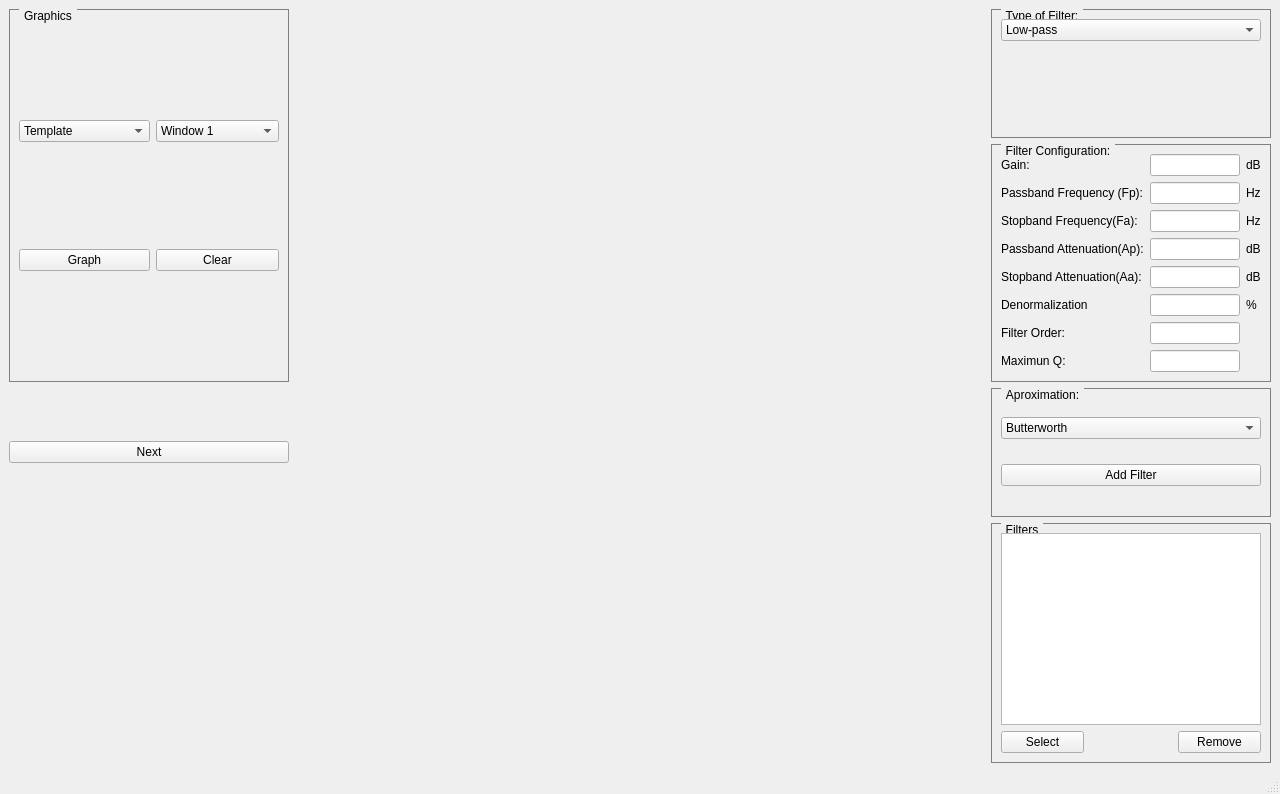
Old version of the form TP4/Frontend/FilterDesigner/mainwindow.ui in the repository Agusgal/TC.
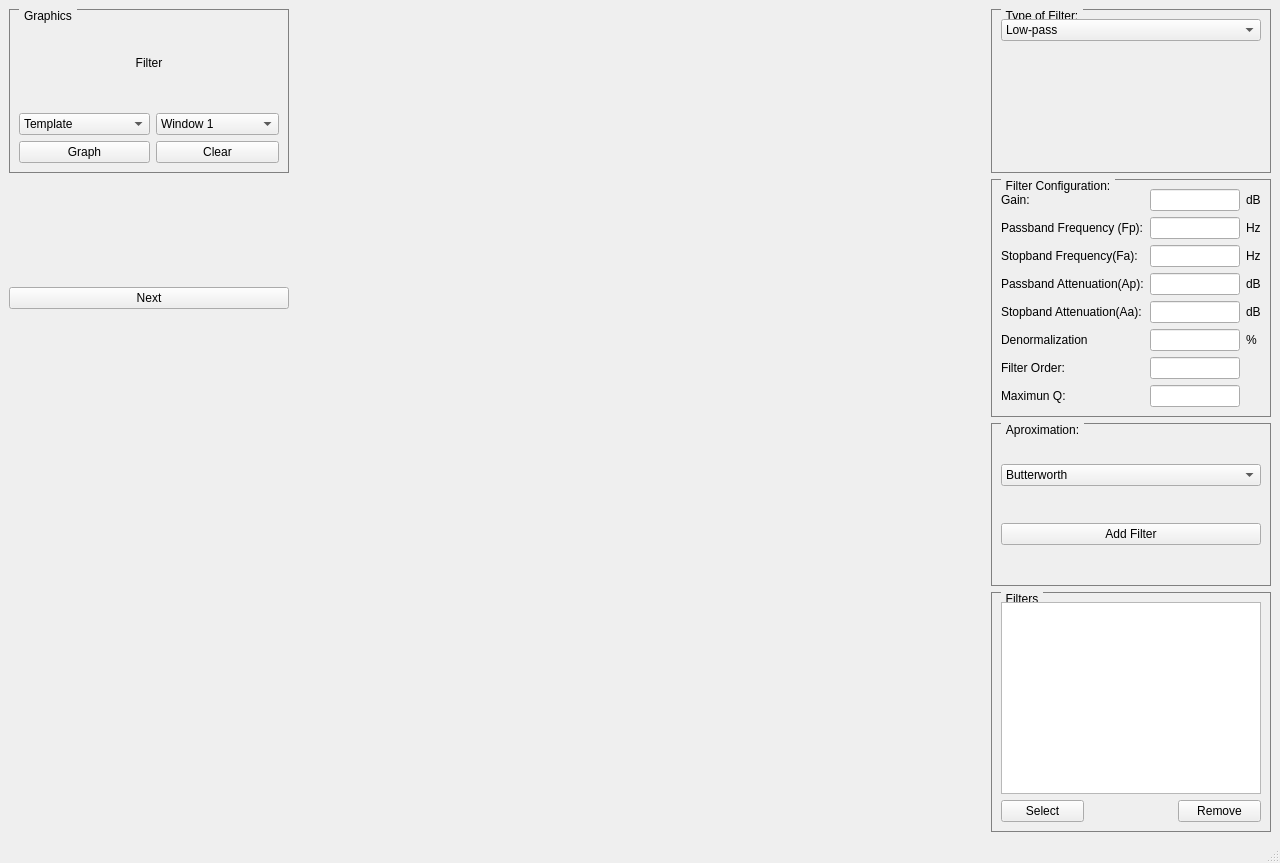
New version of the form. Custom widgets are drawn as their Qt base class.

What changed in the file:
```diff
--- a/TP4/Frontend/FilterDesigner/mainwindow.ui
+++ b/TP4/Frontend/FilterDesigner/mainwindow.ui
@@ -7,7 +7,7 @@
     <x>0</x>
     <y>0</y>
     <width>1280</width>
-    <height>794</height>
+    <height>863</height>
    </rect>
   </property>
   <property name="windowTitle">
@@ -249,13 +249,6 @@
       </layout>
      </widget>
     </item>
-    <item row="2" column="0">
-     <widget class="QPushButton" name="boton_etapa2">
-      <property name="text">
-       <string>Next</string>
-      </property>
-     </widget>
-    </item>
     <item row="0" column="2">
      <widget class="QGroupBox" name="marco_tipo_filtro">
       <property name="sizePolicy">
@@ -411,7 +404,7 @@
       </property>
      </widget>
     </item>
-    <item row="0" column="0" rowspan="2">
+    <item row="0" column="0">
      <widget class="QGroupBox" name="marco_graficos">
       <property name="sizePolicy">
        <sizepolicy hsizetype="Maximum" vsizetype="Expanding">
@@ -441,7 +434,7 @@
        <string>Graphics</string>
       </property>
       <layout class="QGridLayout" name="gridLayout">
-       <item row="1" column="1">
+       <item row="2" column="1">
         <widget class="QComboBox" name="selector_ventana">
          <item>
           <property name="text">
@@ -455,7 +448,7 @@
          </item>
         </widget>
        </item>
-       <item row="1" column="0">
+       <item row="2" column="0">
         <widget class="QComboBox" name="selector_grafico">
          <item>
           <property name="text">
@@ -504,23 +497,40 @@
          </item>
         </widget>
        </item>
-       <item row="2" column="0">
-        <widget class="QPushButton" name="boton_graficar">
-         <property name="text">
-          <string>Graph</string>
-         </property>
-        </widget>
-       </item>
-       <item row="2" column="1">
+       <item row="3" column="1">
         <widget class="QPushButton" name="boton_limpiar">
          <property name="text">
           <string>Clear</string>
          </property>
         </widget>
        </item>
+       <item row="3" column="0">
+        <widget class="QPushButton" name="boton_graficar">
+         <property name="text">
+          <string>Graph</string>
+         </property>
+        </widget>
+       </item>
+       <item row="1" column="0" colspan="2">
+        <widget class="QLabel" name="label_filtro_graficar">
+         <property name="text">
+          <string>Filter</string>
+         </property>
+         <property name="alignment">
+          <set>Qt::AlignCenter</set>
+         </property>
+        </widget>
+       </item>
       </layout>
      </widget>
     </item>
+    <item row="1" column="0">
+     <widget class="QPushButton" name="boton_etapa2">
+      <property name="text">
+       <string>Next</string>
+      </property>
+     </widget>
+    </item>
    </layout>
   </widget>
   <widget class="QMenuBar" name="menubar">
```
